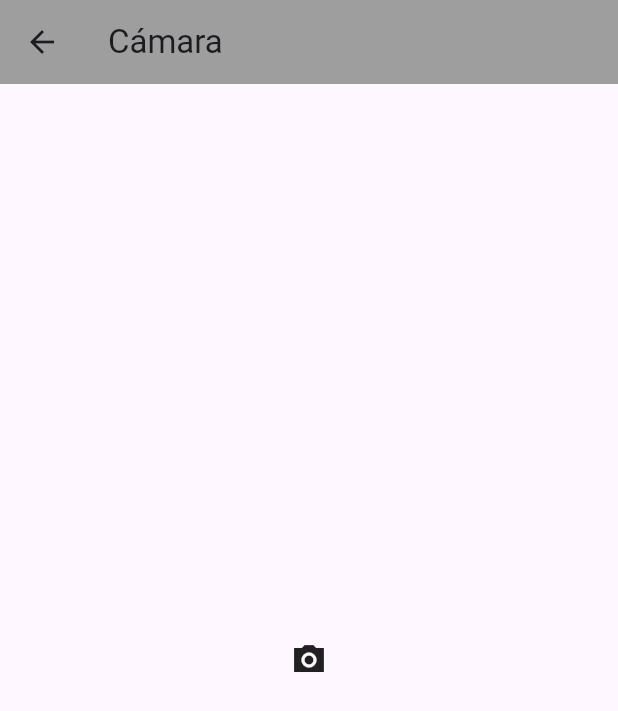
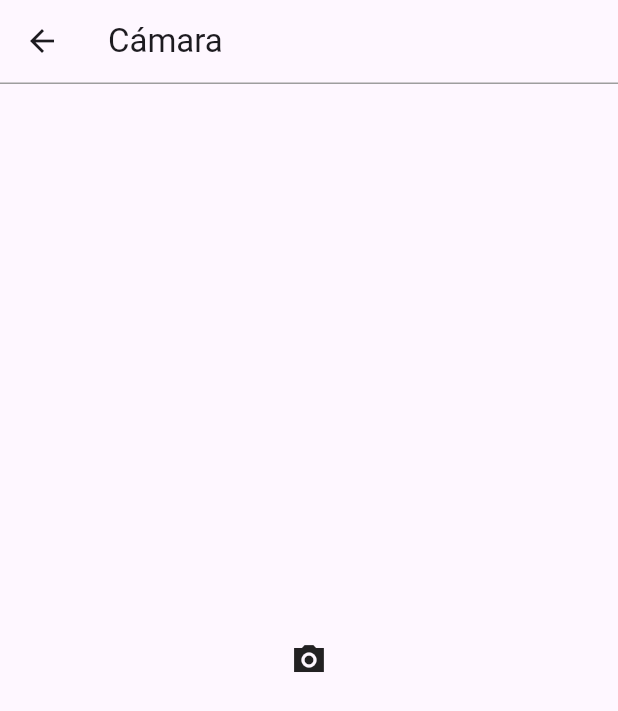
Before and after one commit to 4r4uz/WildSnap-app, a Flutter app: the screen it shows after launch, after a tap on "Identificar Animal", on a phone screen of 412 x 824 dp. Shown: the top 711 px of the screen. Run offline on Flutter 3.47's test engine with Material 3 defaults, Android fonts, the light colour scheme and no system bars.

Commit message:
generalización de appbar

```diff
--- /dev/null
+++ b/lib/components/appbar.dart
@@ -0,0 +1,55 @@
+import 'package:flutter/material.dart';
+import 'package:frontend/screens/achievements.dart';
+import 'package:frontend/screens/profile.dart';
+import 'package:frontend/screens/settings.dart';
+
+class AppBarComponent extends StatelessWidget implements PreferredSizeWidget {
+  final String title;
+  final bool showActions;
+
+  const AppBarComponent({
+    super.key,
+    required this.title,
+    this.showActions = false,
+  });
+
+  @override
+  Widget build(BuildContext context) {
+    return AppBar(
+      title: Text(title),
+      bottom: PreferredSize(
+        preferredSize: Size.fromHeight(1.0),
+        child: Container(
+          decoration: BoxDecoration(
+            border: Border(bottom: BorderSide(color: Colors.grey)),
+          ),
+        ),
+      ),
+      actions: showActions
+          ? [
+              // Botón ir a perfil
+              IconButton(
+                onPressed: () {
+                  Navigator.push(
+                    context,
+                    MaterialPageRoute(builder: (context) => ProfileScreen()),
+                  );
+                },
+                icon: Icon(Icons.person),
+              ),
+              // Botón ir a logros
+              IconButton(onPressed: () {
+                Navigator.push(context, MaterialPageRoute(builder: (context) => AchievementsScreen()));
+              }, icon: Icon(Icons.star)),
+              // Botón ir a ajustes
+              IconButton(onPressed: () {
+                Navigator.push(context, MaterialPageRoute(builder: (context) => SettingsScreen()));
+              }, icon: Icon(Icons.settings)),
+            ]
+          : null,
+    );
+  }
+
+  @override
+  Size get preferredSize => Size.fromHeight(kToolbarHeight);
+}
--- a/lib/main.dart
+++ b/lib/main.dart
@@ -1,5 +1,6 @@
 import 'package:flutter/material.dart';
 import 'package:frontend/screens/home.dart';
+import 'components/appbar.dart';
 
 void main() {
   runApp(MainApp()); // Inicia la app
@@ -12,24 +13,7 @@ class MainApp extends StatelessWidget {
   Widget build(BuildContext context) {
     return MaterialApp(
       home: Scaffold(
-        appBar: AppBar(
-          bottom: PreferredSize(
-            preferredSize: Size.fromHeight(1.0),
-            child: Container(
-              decoration: BoxDecoration(
-                border: Border(bottom: BorderSide(color: Colors.grey)),
-              ),
-            ),
-          ),
-          actions: [
-            // Botón ir a perfil
-            IconButton(onPressed: () {}, icon: Icon(Icons.person)),
-            // Botón ir a logros
-            IconButton(onPressed: () {}, icon: Icon(Icons.star)),
-            // Botón ir a ajustes
-            IconButton(onPressed: () {}, icon: Icon(Icons.settings)),
-          ],
-        ),
+        appBar: AppBarComponent(title: '', showActions: true,),
         body: HomeScreen(),
       ),
     );
--- a/lib/screens/camera.dart
+++ b/lib/screens/camera.dart
@@ -1,4 +1,5 @@
 import 'package:flutter/material.dart';
+import 'package:frontend/components/appbar.dart';
 
 class CameraScreen extends StatefulWidget {
   const CameraScreen({super.key});
@@ -11,10 +12,8 @@ class _CameraScreenState extends State<CameraScreen> {
   @override
   Widget build(BuildContext context) {
     return Scaffold(
-      appBar: AppBar(title: Text('Cámara'), backgroundColor: Colors.grey),
-      body: Center(
-        child: Icon(Icons.photo_camera_sharp)
-      )
+      appBar: AppBarComponent(title: 'Cámara', showActions: false,),
+      body: Center(child: Icon(Icons.photo_camera_sharp)),
     );
   }
 }
```
